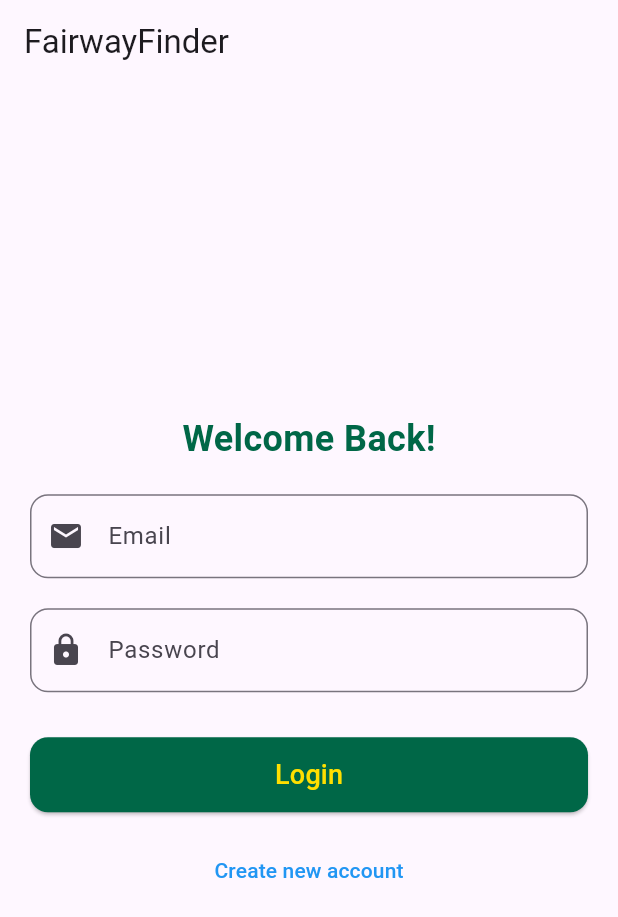
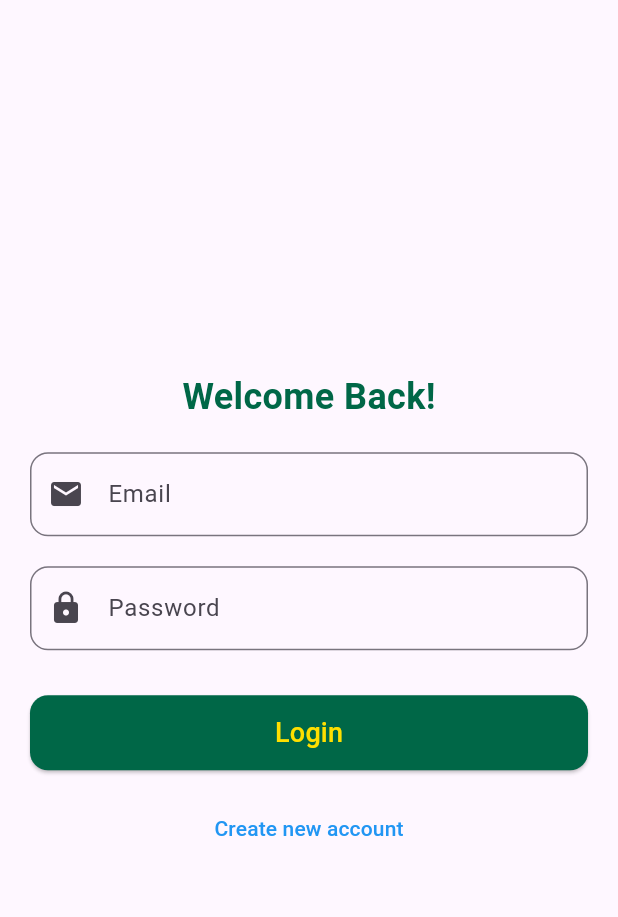
Before and after one commit to bridgermiddleton/fairwayfinder, a Flutter app: the screen it shows after launch, on a phone screen of 412 x 824 dp. Shown: the top 917 px of the screen. Run offline on Flutter 3.47's test engine with Material 3 defaults, Android fonts, the phone set to English and light mode, and no system bars; our stand-ins replace firebase_auth, firebase_core, google_maps_flutter, location; accounts and stored records are empty.

Commit message:
login screen quick fix

```diff
--- a/lib/screens/login_screen.dart
+++ b/lib/screens/login_screen.dart
@@ -5,9 +5,6 @@ class LoginScreen extends StatelessWidget {
   @override
   Widget build(BuildContext context) {
     return Scaffold(
-      appBar: AppBar(
-        title: Text('FairwayFinder'),
-      ),
       body: Center(
         child: LoginForm(),
       ),
```
